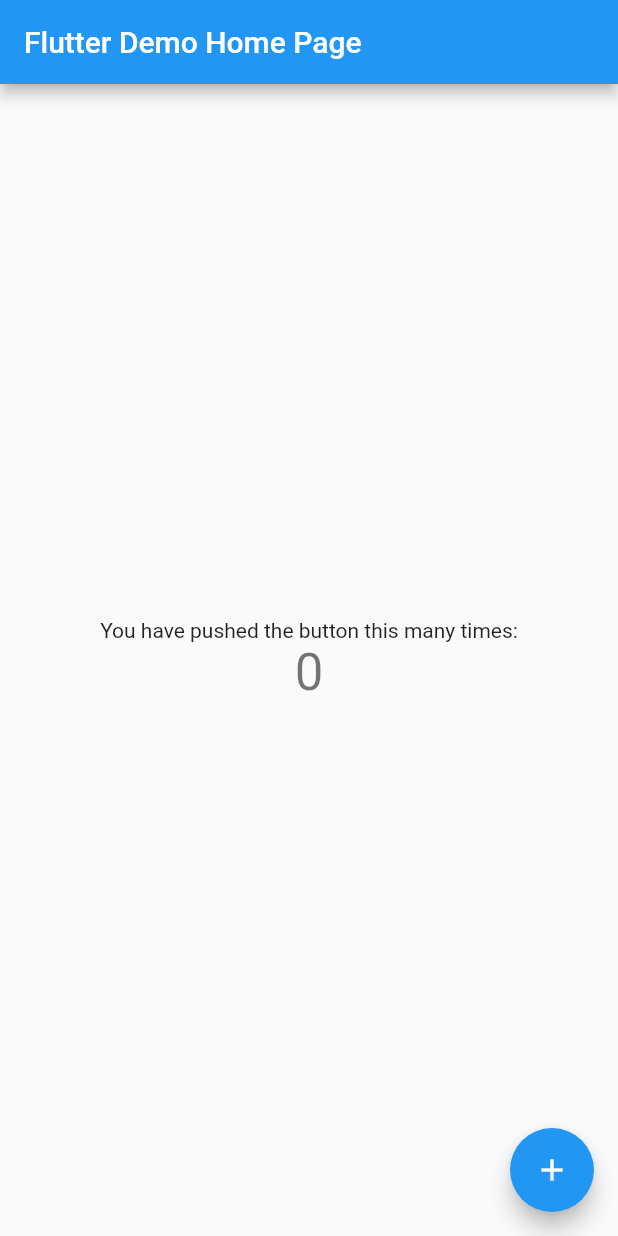
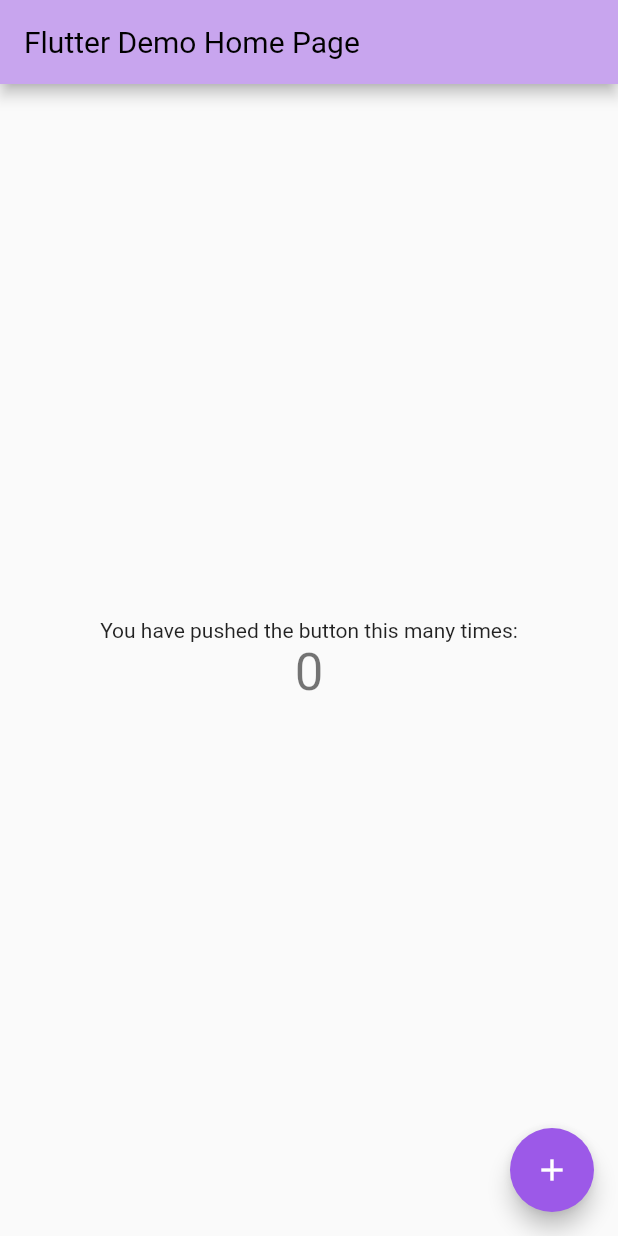
Before and after one commit to shhdwi/Pocket-Doc, a Flutter app: the screen it shows after launch, on a phone screen of 412 x 824 dp. Run offline on Flutter 3.47's test engine with Material 2 defaults, Android fonts, the phone set to English and light mode, and no system bars.

Commit message:
added theme

```diff
--- a/lib/main.dart
+++ b/lib/main.dart
@@ -1,4 +1,5 @@
 import 'package:flutter/material.dart';
+import 'package:pocket_doc/themes/theme.dart';
 
 void main() {
   runApp(const MyApp());
@@ -12,18 +13,7 @@ class MyApp extends StatelessWidget {
   Widget build(BuildContext context) {
     return MaterialApp(
       title: 'Flutter Demo',
-      theme: ThemeData(
-        // This is the theme of your application.
-        //
-        // Try running your application with "flutter run". You'll see the
-        // application has a blue toolbar. Then, without quitting the app, try
-        // changing the primarySwatch below to Colors.green and then invoke
-        // "hot reload" (press "r" in the console where you ran "flutter run",
-        // or simply save your changes to "hot reload" in a Flutter IDE).
-        // Notice that the counter didn't reset back to zero; the application
-        // is not restarted.
-        primarySwatch: Colors.blue,
-      ),
+      theme: myTheme,
       home: const MyHomePage(title: 'Flutter Demo Home Page'),
     );
   }
--- /dev/null
+++ b/lib/themes/theme.dart
@@ -0,0 +1,463 @@
+  import 'package:flutter/material.dart';
+  final ThemeData myTheme = ThemeData(
+    primarySwatch: MaterialColor(4291339758,{50: const Color( 0xfff2eafb )
+		, 100: const Color( 0xffe5d4f7 )
+		, 200: const Color( 0xffcba9ef )
+		, 300: const Color( 0xffb07ee7 )
+		, 400: const Color( 0xff9653df )
+		, 500: const Color( 0xff7c29d6 )
+		, 600: const Color( 0xff6320ac )
+		, 700: const Color( 0xff4a1881 )
+		, 800: const Color( 0xff321056 )
+		, 900: const Color( 0xff19082b )
+		}),
+    brightness: Brightness.light,
+    primaryColor: Color( 0xffc8a5ee ),
+    primaryColorBrightness: Brightness.light,
+    primaryColorLight: Color( 0xffe5d4f7 ),
+    primaryColorDark: Color( 0xff2922cc ),
+    accentColor: Color( 0xff9c59e8 ),
+    accentColorBrightness: Brightness.dark,
+    canvasColor: Color( 0xfffafafa ),
+    scaffoldBackgroundColor: Color( 0xfffafafa ),
+    bottomAppBarColor: Color( 0xffffffff ),
+    cardColor: Color( 0xffffffff ),
+    dividerColor: Color( 0x1f000000 ),
+    highlightColor: Color( 0x66bcbcbc ),
+    splashColor: Color( 0x66c8c8c8 ),
+    selectedRowColor: Color( 0xfff5f5f5 ),
+    unselectedWidgetColor: Color( 0x8a000000 ),
+    disabledColor: Color( 0x61000000 ),
+    buttonColor: Color( 0xffe0e0e0 ),
+    toggleableActiveColor: Color( 0xff6320ac ),
+    secondaryHeaderColor: Color( 0xfff2eafb ),
+    textSelectionColor: Color( 0xffcba9ef ),
+    cursorColor: Color( 0xff4285f4 ),
+    textSelectionHandleColor: Color( 0xffb07ee7 ),
+    backgroundColor: Color( 0xffcba9ef ),
+    dialogBackgroundColor: Color( 0xffffffff ),
+    indicatorColor: Color( 0xff7c29d6 ),
+    hintColor: Color( 0x8a000000 ),
+    errorColor: Color( 0xffd32f2f ),
+    buttonTheme: ButtonThemeData(
+      textTheme: ButtonTextTheme.normal,
+      minWidth: 88,
+      height: 36,
+      padding: EdgeInsets.only(top:0,bottom:0,left:16, right:16),
+      shape:     RoundedRectangleBorder(
+      side: BorderSide(color: Color( 0xff000000 ), width: 0, style: BorderStyle.none, ),
+      borderRadius: BorderRadius.all(Radius.circular(2.0)),
+    )
+ ,
+      alignedDropdown: false ,
+      buttonColor: Color( 0xffe0e0e0 ),
+      disabledColor: Color( 0x61000000 ),
+      highlightColor: Color( 0x29000000 ),
+      splashColor: Color( 0x1f000000 ),
+      focusColor: Color( 0x1f000000 ),
+      hoverColor: Color( 0x0a000000 ),
+      colorScheme: ColorScheme(
+        primary: Color( 0xffc8a5ee ),
+        primaryVariant: Color( 0xff4a1881 ),
+        secondary: Color( 0xff7c29d6 ),
+        secondaryVariant: Color( 0xff4a1881 ),
+        surface: Color( 0xffffffff ),
+        background: Color( 0xffcba9ef ),
+        error: Color( 0xffd32f2f ),
+        onPrimary: Color( 0xff000000 ),
+        onSecondary: Color( 0xffffffff ),
+        onSurface: Color( 0xff000000 ),
+        onBackground: Color( 0xff000000 ),
+        onError: Color( 0xffffffff ),
+        brightness: Brightness.light,
+      ),
+    ),
+    textTheme: TextTheme(
+      headline1: TextStyle(
+      color: Color( 0x8a000000 ),
+      fontSize: null,
+      fontWeight: FontWeight.w400,
+      fontStyle: FontStyle.normal,
+    ),
+      headline2: TextStyle(
+      color: Color( 0x8a000000 ),
+      fontSize: null,
+      fontWeight: FontWeight.w400,
+      fontStyle: FontStyle.normal,
+    ),
+      headline3: TextStyle(
+      color: Color( 0x8a000000 ),
+      fontSize: null,
+      fontWeight: FontWeight.w400,
+      fontStyle: FontStyle.normal,
+    ),
+      headline4: TextStyle(
+      color: Color( 0x8a000000 ),
+      fontSize: null,
+      fontWeight: FontWeight.w400,
+      fontStyle: FontStyle.normal,
+    ),
+      headline5: TextStyle(
+      color: Color( 0xdd000000 ),
+      fontSize: null,
+      fontWeight: FontWeight.w400,
+      fontStyle: FontStyle.normal,
+    ),
+      headline6: TextStyle(
+      color: Color( 0xdd000000 ),
+      fontSize: null,
+      fontWeight: FontWeight.w400,
+      fontStyle: FontStyle.normal,
+    ),
+      subtitle1: TextStyle(
+      color: Color( 0xdd000000 ),
+      fontSize: null,
+      fontWeight: FontWeight.w400,
+      fontStyle: FontStyle.normal,
+    ),
+      bodyText1: TextStyle(
+      color: Color( 0xdd000000 ),
+      fontSize: null,
+      fontWeight: FontWeight.w400,
+      fontStyle: FontStyle.normal,
+    ),
+      bodyText2: TextStyle(
+      color: Color( 0xdd000000 ),
+      fontSize: null,
+      fontWeight: FontWeight.w400,
+      fontStyle: FontStyle.normal,
+    ),
+      caption: TextStyle(
+      color: Color( 0x8a000000 ),
+      fontSize: null,
+      fontWeight: FontWeight.w400,
+      fontStyle: FontStyle.normal,
+    ),
+      button: TextStyle(
+      color: Color( 0xdd000000 ),
+      fontSize: null,
+      fontWeight: FontWeight.w400,
+      fontStyle: FontStyle.normal,
+    ),
+      subtitle2: TextStyle(
+      color: Color( 0xff000000 ),
+      fontSize: null,
+      fontWeight: FontWeight.w400,
+      fontStyle: FontStyle.normal,
+    ),
+      overline: TextStyle(
+      color: Color( 0xff000000 ),
+      fontSize: null,
+      fontWeight: FontWeight.w400,
+      fontStyle: FontStyle.normal,
+    ),
+    ),
+    primaryTextTheme: TextTheme(
+      headline1: TextStyle(
+      color: Color( 0x8a000000 ),
+      fontSize: null,
+      fontWeight: FontWeight.w400,
+      fontStyle: FontStyle.normal,
+    ),
+      headline2: TextStyle(
+      color: Color( 0x8a000000 ),
+      fontSize: null,
+      fontWeight: FontWeight.w400,
+      fontStyle: FontStyle.normal,
+    ),
+      headline3: TextStyle(
+      color: Color( 0x8a000000 ),
+      fontSize: null,
+      fontWeight: FontWeight.w400,
+      fontStyle: FontStyle.normal,
+    ),
+      headline4: TextStyle(
+      color: Color( 0x8a000000 ),
+      fontSize: null,
+      fontWeight: FontWeight.w400,
+      fontStyle: FontStyle.normal,
+    ),
+      headline5: TextStyle(
+      color: Color( 0xdd000000 ),
+      fontSize: null,
+      fontWeight: FontWeight.w400,
+      fontStyle: FontStyle.normal,
+    ),
+      headline6: TextStyle(
+      color: Color( 0xdd000000 ),
+      fontSize: null,
+      fontWeight: FontWeight.w400,
+      fontStyle: FontStyle.normal,
+    ),
+      subtitle1: TextStyle(
+      color: Color( 0xdd000000 ),
+      fontSize: null,
+      fontWeight: FontWeight.w400,
+      fontStyle: FontStyle.normal,
+    ),
+      bodyText1: TextStyle(
+      color: Color( 0xdd000000 ),
+      fontSize: null,
+      fontWeight: FontWeight.w400,
+      fontStyle: FontStyle.normal,
+    ),
+      bodyText2: TextStyle(
+      color: Color( 0xdd000000 ),
+      fontSize: null,
+      fontWeight: FontWeight.w400,
+      fontStyle: FontStyle.normal,
+    ),
+      caption: TextStyle(
+      color: Color( 0x8a000000 ),
+      fontSize: null,
+      fontWeight: FontWeight.w400,
+      fontStyle: FontStyle.normal,
+    ),
+      button: TextStyle(
+      color: Color( 0xdd000000 ),
+      fontSize: null,
+      fontWeight: FontWeight.w400,
+      fontStyle: FontStyle.normal,
+    ),
+      subtitle2: TextStyle(
+      color: Color( 0xff000000 ),
+      fontSize: null,
+      fontWeight: FontWeight.w400,
+      fontStyle: FontStyle.normal,
+    ),
+      overline: TextStyle(
+      color: Color( 0xff000000 ),
+      fontSize: null,
+      fontWeight: FontWeight.w400,
+      fontStyle: FontStyle.normal,
+    ),
+    ),
+    accentTextTheme: TextTheme(
+      headline1: TextStyle(
+      color: Color( 0xb3ffffff ),
+      fontSize: null,
+      fontWeight: FontWeight.w400,
+      fontStyle: FontStyle.normal,
+    ),
+      headline2: TextStyle(
+      color: Color( 0xb3ffffff ),
+      fontSize: null,
+      fontWeight: FontWeight.w400,
+      fontStyle: FontStyle.normal,
+    ),
+      headline3: TextStyle(
+      color: Color( 0xb3ffffff ),
+      fontSize: null,
+      fontWeight: FontWeight.w400,
+      fontStyle: FontStyle.normal,
+    ),
+      headline4: TextStyle(
+      color: Color( 0xb3ffffff ),
+      fontSize: null,
+      fontWeight: FontWeight.w400,
+      fontStyle: FontStyle.normal,
+    ),
+      headline5: TextStyle(
+      color: Color( 0xffffffff ),
+      fontSize: null,
+      fontWeight: FontWeight.w400,
+      fontStyle: FontStyle.normal,
+    ),
+      headline6: TextStyle(
+      color: Color( 0xffffffff ),
+      fontSize: null,
+      fontWeight: FontWeight.w400,
+      fontStyle: FontStyle.normal,
+    ),
+      subtitle1: TextStyle(
+      color: Color( 0xffffffff ),
+      fontSize: null,
+      fontWeight: FontWeight.w400,
+      fontStyle: FontStyle.normal,
+    ),
+      bodyText1: TextStyle(
+      color: Color( 0xffffffff ),
+      fontSize: null,
+      fontWeight: FontWeight.w400,
+      fontStyle: FontStyle.normal,
+    ),
+      bodyText2: TextStyle(
+      color: Color( 0xffffffff ),
+      fontSize: null,
+      fontWeight: FontWeight.w400,
+      fontStyle: FontStyle.normal,
+    ),
+      caption: TextStyle(
+      color: Color( 0xb3ffffff ),
+      fontSize: null,
+      fontWeight: FontWeight.w400,
+      fontStyle: FontStyle.normal,
+    ),
+      button: TextStyle(
+      color: Color( 0xffffffff ),
+      fontSize: null,
+      fontWeight: FontWeight.w400,
+      fontStyle: FontStyle.normal,
+    ),
+      subtitle2: TextStyle(
+      color: Color( 0xffffffff ),
+      fontSize: null,
+      fontWeight: FontWeight.w400,
+      fontStyle: FontStyle.normal,
+    ),
+      overline: TextStyle(
+      color: Color( 0xffffffff ),
+      fontSize: null,
+      fontWeight: FontWeight.w400,
+      fontStyle: FontStyle.normal,
+    ),
+    ),
+    inputDecorationTheme:   InputDecorationTheme(
+    labelStyle: TextStyle(
+      color: Color( 0xdd000000 ),
+      fontSize: null,
+      fontWeight: FontWeight.w400,
+      fontStyle: FontStyle.normal,
+    ),
+    helperStyle: TextStyle(
+      color: Color( 0xdd000000 ),
+      fontSize: null,
+      fontWeight: FontWeight.w400,
+      fontStyle: FontStyle.normal,
+    ),
+    hintStyle: TextStyle(
+      color: Color( 0xdd000000 ),
+      fontSize: null,
+      fontWeight: FontWeight.w400,
+      fontStyle: FontStyle.normal,
+    ),
+    errorStyle: TextStyle(
+      color: Color( 0xdd000000 ),
+      fontSize: null,
+      fontWeight: FontWeight.w400,
+      fontStyle: FontStyle.normal,
+    ),
+    errorMaxLines: null,
+    floatingLabelBehavior: FloatingLabelBehavior.auto,
+    isDense: false,
+    contentPadding: EdgeInsets.only(top:12,bottom:12,left:0, right:0),
+    isCollapsed : false,
+    prefixStyle: TextStyle(
+      color: Color( 0xdd000000 ),
+      fontSize: null,
+      fontWeight: FontWeight.w400,
+      fontStyle: FontStyle.normal,
+    ),
+    suffixStyle: TextStyle(
+      color: Color( 0xdd000000 ),
+      fontSize: null,
+      fontWeight: FontWeight.w400,
+      fontStyle: FontStyle.normal,
+    ),
+    counterStyle: TextStyle(
+      color: Color( 0xdd000000 ),
+      fontSize: null,
+      fontWeight: FontWeight.w400,
+      fontStyle: FontStyle.normal,
+    ),
+    filled: false,
+    fillColor: Color( 0x00000000 ),
+    errorBorder: UnderlineInputBorder(
+      borderSide: BorderSide(color: Color( 0xff000000 ), width: 1, style: BorderStyle.solid, ),
+      borderRadius: BorderRadius.all(Radius.circular(4.0)),
+    ),
+    focusedBorder: UnderlineInputBorder(
+      borderSide: BorderSide(color: Color( 0xff000000 ), width: 1, style: BorderStyle.solid, ),
+      borderRadius: BorderRadius.all(Radius.circular(4.0)),
+    ),
+    focusedErrorBorder: UnderlineInputBorder(
+      borderSide: BorderSide(color: Color( 0xff000000 ), width: 1, style: BorderStyle.solid, ),
+      borderRadius: BorderRadius.all(Radius.circular(4.0)),
+    ),
+    disabledBorder: UnderlineInputBorder(
+      borderSide: BorderSide(color: Color( 0xff000000 ), width: 1, style: BorderStyle.solid, ),
+      borderRadius: BorderRadius.all(Radius.circular(4.0)),
+    ),
+    enabledBorder: UnderlineInputBorder(
+      borderSide: BorderSide(color: Color( 0xff000000 ), width: 1, style: BorderStyle.solid, ),
+      borderRadius: BorderRadius.all(Radius.circular(4.0)),
+    ),
+    border: UnderlineInputBorder(
+      borderSide: BorderSide(color: Color( 0xff000000 ), width: 1, style: BorderStyle.solid, ),
+      borderRadius: BorderRadius.all(Radius.circular(4.0)),
+    ),
+  ),
+    iconTheme: IconThemeData(
+      color: Color( 0xdd000000 ),
+      opacity: 1,
+      size: 24,
+    ),
+    primaryIconTheme: IconThemeData(
+      color: Color( 0xff000000 ),
+      opacity: 1,
+      size: 24,
+    ),
+    accentIconTheme: IconThemeData(
+      color: Color( 0xffffffff ),
+      opacity: 1,
+      size: 24,
+    ),
+    sliderTheme: SliderThemeData(
+      activeTrackColor: null,
+      inactiveTrackColor: null,
+      disabledActiveTrackColor: null,
+      disabledInactiveTrackColor: null,
+      activeTickMarkColor: null,
+      inactiveTickMarkColor: null,
+      disabledActiveTickMarkColor: null,
+      disabledInactiveTickMarkColor: null,
+      thumbColor: null,
+      disabledThumbColor: null,
+      thumbShape: null,
+      overlayColor: null,
+      valueIndicatorColor: null,
+      valueIndicatorShape: null,
+      showValueIndicator: null,
+      valueIndicatorTextStyle: TextStyle(
+      color: Color( 0xffffffff ),
+      fontSize: null,
+      fontWeight: FontWeight.w400,
+      fontStyle: FontStyle.normal,
+    ),
+    ),
+    tabBarTheme: TabBarTheme(
+      indicatorSize: TabBarIndicatorSize.tab,
+      labelColor: Color( 0xdd000000 ),
+      unselectedLabelColor: Color( 0xb2000000 ),
+    ),
+    chipTheme: ChipThemeData(
+      backgroundColor: Color( 0x1f000000 ),
+      brightness: Brightness.light,
+      deleteIconColor: Color( 0xde000000 ),
+      disabledColor: Color( 0x0c000000 ),
+      labelPadding: EdgeInsets.only(top:0,bottom:0,left:8, right:8),
+      labelStyle: TextStyle(
+      color: Color( 0xde000000 ),
+      fontSize: null,
+      fontWeight: FontWeight.w400,
+      fontStyle: FontStyle.normal,
+    ),
+      padding: EdgeInsets.only(top:4,bottom:4,left:4, right:4),
+      secondaryLabelStyle: TextStyle(
+      color: Color( 0x3d000000 ),
+      fontSize: null,
+      fontWeight: FontWeight.w400,
+      fontStyle: FontStyle.normal,
+    ),
+      secondarySelectedColor: Color( 0x3dc8a5ee ),
+      selectedColor: Color( 0x3d000000 ),
+      shape: StadiumBorder( side: BorderSide(color: Color( 0xff000000 ), width: 0, style: BorderStyle.none, ) ),
+    ),
+    dialogTheme: DialogTheme(
+      shape:     RoundedRectangleBorder(
+      side: BorderSide(color: Color( 0xff000000 ), width: 0, style: BorderStyle.none, ),
+      borderRadius: BorderRadius.all(Radius.circular(0.0)),
+    )
+
+    ),
+  );
```
